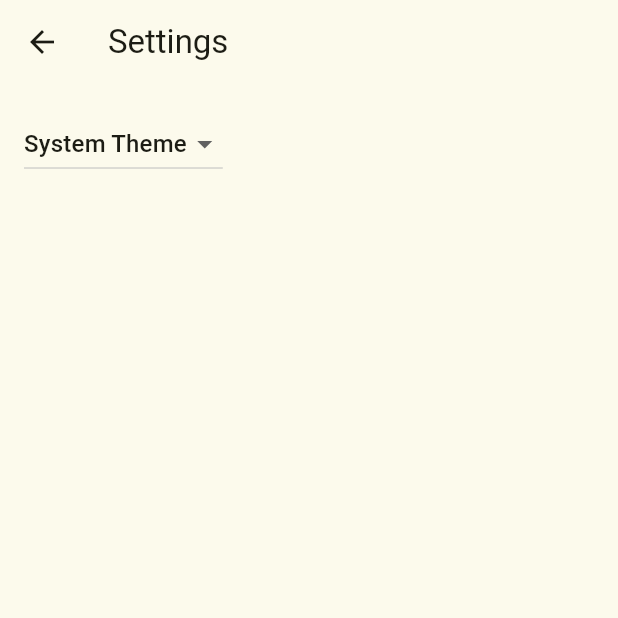
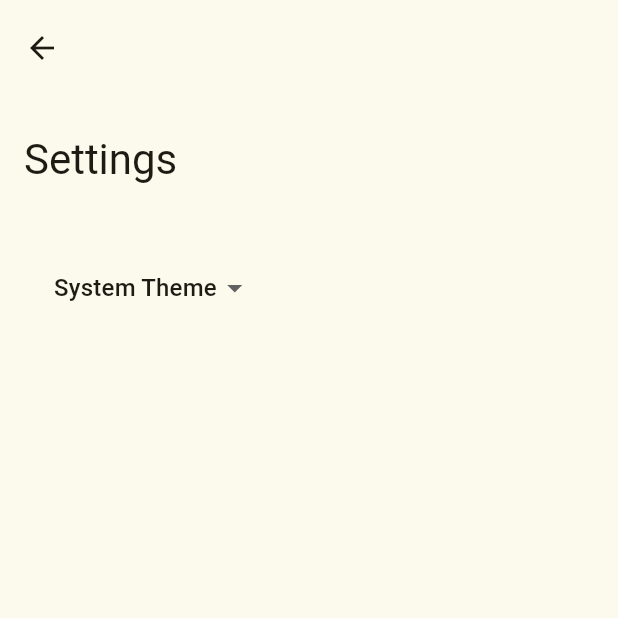
Before and after one commit to jan-kuwert/routine, a Flutter app: the SettingsView screen opened by its route, on a phone screen of 412 x 824 dp, the top half of it. Run offline on Flutter 3.47's test engine with Material 3 defaults, Android fonts, the light colour scheme and no system bars; our stand-ins replace flutter_expandable_fab, isar; accounts and stored records are empty; generated files the repository leaves out were written again.

Commit message:
add slivers to settings view

```diff
--- a/lib/settings/settings_view.dart
+++ b/lib/settings/settings_view.dart
@@ -16,21 +16,33 @@ class SettingsView extends StatelessWidget {
   @override
   Widget build(BuildContext context) {
     return Scaffold(
-      appBar: AppBar(
+      body: CustomScrollView(
+        slivers: [
+          SliverAppBar.large(
             title: const Text('Settings'),
           ),
-      body: Padding(
-        padding: const EdgeInsets.all(16),
-        // Glue the SettingsController to the theme selection DropdownButton.
-        //
+          SliverToBoxAdapter(
+            child: Padding(
+              padding: EdgeInsets.all(16),
               // When a user selects a theme from the dropdown list, the
               // SettingsController is updated, which rebuilds the MaterialApp.
+              child: Container(
+                alignment: Alignment.centerLeft,
+                decoration: BoxDecoration(
+                  color: Theme.of(context).colorScheme.surface,
+                  borderRadius: BorderRadius.circular(8.0),
+                ),
+                padding: EdgeInsets.only(left: 8.0),
                 child: DropdownButton<ThemeMode>(
                   // Read the selected themeMode from the controller
                   value: controller.themeMode,
-          // Call the updateThemeMode method any time the user selects a theme.
                   onChanged: controller.updateThemeMode,
-          items: const [
+                  dropdownColor:
+                      Theme.of(context).colorScheme.surfaceContainerHigh,
+                  borderRadius: BorderRadius.circular(8.0),
+                  padding: EdgeInsets.symmetric(horizontal: 12.0),
+                  underline: Container(), // This removes the underline
+                  items: [
                     DropdownMenuItem(
                       value: ThemeMode.system,
                       child: Text('System Theme'),
@@ -46,6 +58,10 @@ class SettingsView extends StatelessWidget {
                   ],
                 ),
               ),
+            ),
+          ),
+        ],
+      ),
     );
   }
 }
```
Also changed, not shown: 4 other files. Lines whose indentation alone changed are shown as unchanged.
